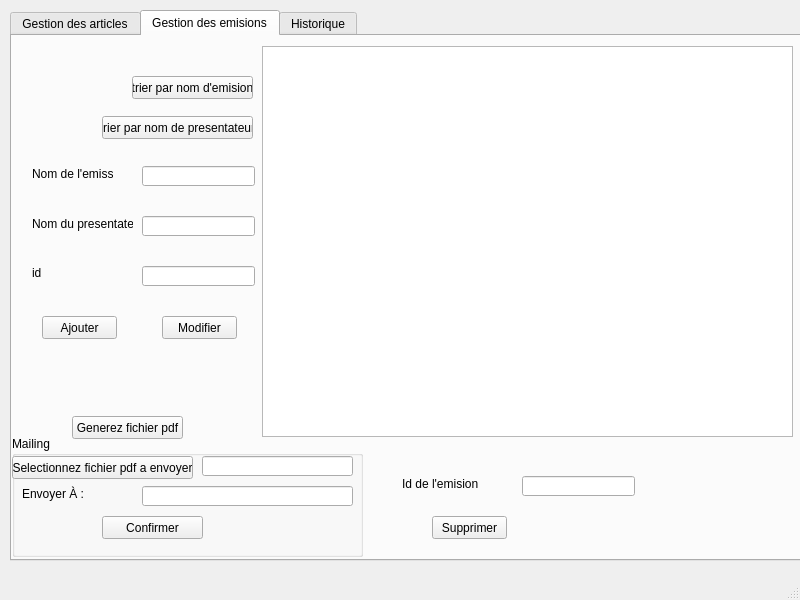
This is mainwindow.ui in zeinebzarrouk/projet-cpp as Qt 5 draws it before an edit. The edited form follows.
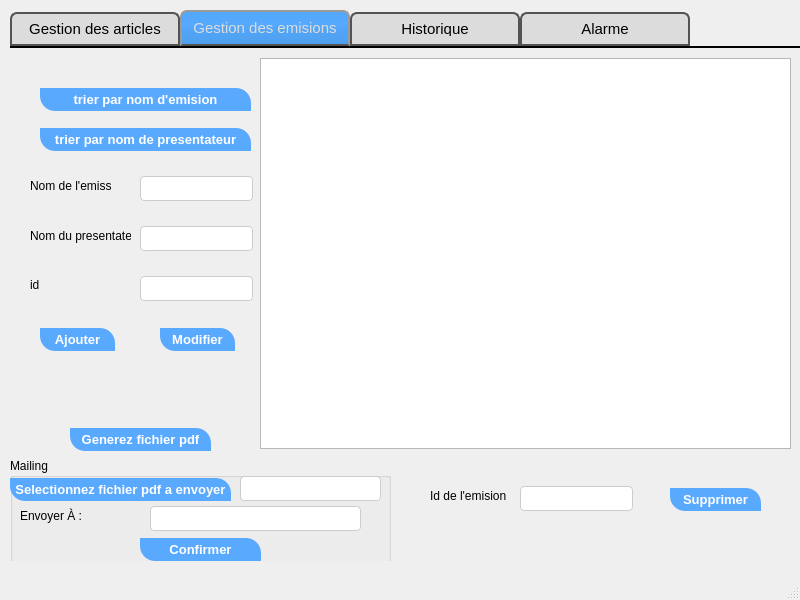
This is the edited form. The open tabs and pages were chosen to show the change.

Commit message: Implémentation de son et d'une alarme et correction de quelque bugs

Patch:
```diff
--- a/mainwindow.ui
+++ b/mainwindow.ui
@@ -13,6 +13,27 @@
   <property name="windowTitle">
    <string>MainWindow</string>
   </property>
+  <property name="styleSheet">
+   <string notr="true">background-color: rgb(255, 255, 210);
+
+QLabel
+{
+font: 13px bold;
+}
+
+QLineEdit {
+  width: 100%;
+ 
+  
+  display: inline-block;
+  border: 1px solid #ccc;
+  border-radius: 4px;
+  box-sizing: border-box;
+}
+
+
+</string>
+  </property>
   <widget class="QWidget" name="centralwidget">
    <widget class="QTabWidget" name="tabWidget">
     <property name="geometry">
@@ -23,6 +44,48 @@
       <height>551</height>
      </rect>
     </property>
+    <property name="styleSheet">
+     <string notr="true">QTabWidget::pane { /* The tab widget frame */
+border-top: 2px solid #000000;
+}
+QTabWidget::tab-bar {
+left: 0px; /* move to the right by 5px */
+}
+/* Style the tab using the tab sub-control. Note that it reads QTabBar not QTabWidget */
+QTabBar::tab {
+background: #dcdcdc;
+border: 2px solid #535353;
+border-bottom-color: #535353; /* same as the pane color */
+border-top-left-radius: 7px;
+border-top-right-radius: 7px;
+min-width: 150px;
+padding: 8px;
+color: #000000;
+font-size:15px;
+font-family:Arial, Helvetica, sans-serif;
+}
+QTabBar::tab:selected, QTabBar::tab:hover {
+background: qlineargradient(x1: 0, y1: 0, x2: 0, y2: 1, stop: 0 #53a7fa, stop: 0.4 #55aaff, stop: 0.5 #52a5f8, stop: 1.0 #4f9fee);
+}
+QTabBar::tab:selected {
+border-color: #9B9B9B;
+border-bottom-color: #535353; /* same as pane color */
+color: #dcdcdc;
+font-size:15px;
+font-family:Arial, Helvetica, sans-serif;
+}
+QTabBar::tab:!selected {
+margin-top: 2px; /* make non-selected tabs look smaller */
+}
+QLineEdit {
+  width: 100%;
+  margin: 8px 0;
+  display: inline-block;
+  border: 1px solid #ccc;
+  border-radius: 4px;
+  box-sizing: border-box;
+}</string>
+    </property>
     <property name="currentIndex">
      <number>0</number>
     </property>
@@ -319,7 +382,7 @@
      <widget class="QLabel" name="label_14">
       <property name="geometry">
        <rect>
-        <x>390</x>
+        <x>420</x>
         <y>440</y>
         <width>81</width>
         <height>16</height>
@@ -332,12 +395,30 @@
      <widget class="QPushButton" name="pushButton_4">
       <property name="geometry">
        <rect>
-        <x>420</x>
-        <y>480</y>
-        <width>75</width>
+        <x>660</x>
+        <y>440</y>
+        <width>91</width>
         <height>23</height>
        </rect>
       </property>
+      <property name="styleSheet">
+       <string notr="true">QPushButton
+{
+	
+	
+	
+	background-color: rgb(89, 169, 255);
+	color: #fff;
+	font-size: 13px;
+	font-weight: bold;
+	border-top-right-radius: 15px;
+	border-top-left-radius: 0px;
+	border-bottom-right-radius: 0px;
+	border-bottom-left-radius: 15px;
+	/*padding: 10px;*/
+
+}</string>
+      </property>
       <property name="text">
        <string>Supprimer</string>
       </property>
@@ -359,9 +440,9 @@
       <property name="geometry">
        <rect>
         <x>130</x>
-        <y>180</y>
+        <y>170</y>
         <width>113</width>
-        <height>20</height>
+        <height>41</height>
        </rect>
       </property>
      </widget>
@@ -369,9 +450,9 @@
       <property name="geometry">
        <rect>
         <x>510</x>
-        <y>440</y>
+        <y>430</y>
         <width>113</width>
-        <height>20</height>
+        <height>41</height>
        </rect>
       </property>
      </widget>
@@ -379,9 +460,9 @@
       <property name="geometry">
        <rect>
         <x>130</x>
-        <y>130</y>
+        <y>120</y>
         <width>113</width>
-        <height>20</height>
+        <height>41</height>
        </rect>
       </property>
      </widget>
@@ -394,6 +475,24 @@
         <height>23</height>
        </rect>
       </property>
+      <property name="styleSheet">
+       <string notr="true">QPushButton
+{
+	
+	
+	
+	background-color: rgb(89, 169, 255);
+	color: #fff;
+	font-size: 13px;
+	font-weight: bold;
+	border-top-right-radius: 15px;
+	border-top-left-radius: 0px;
+	border-bottom-right-radius: 0px;
+	border-bottom-left-radius: 15px;
+	/*padding: 10px;*/
+
+}</string>
+      </property>
       <property name="text">
        <string>Ajouter</string>
       </property>
@@ -407,6 +506,24 @@
         <height>23</height>
        </rect>
       </property>
+      <property name="styleSheet">
+       <string notr="true">QPushButton
+{
+	
+	
+	
+	background-color: rgb(89, 169, 255);
+	color: #fff;
+	font-size: 13px;
+	font-weight: bold;
+	border-top-right-radius: 15px;
+	border-top-left-radius: 0px;
+	border-bottom-right-radius: 0px;
+	border-bottom-left-radius: 15px;
+	/*padding: 10px;*/
+
+}</string>
+      </property>
       <property name="text">
        <string>Modifier</string>
       </property>
@@ -451,21 +568,39 @@
       <property name="geometry">
        <rect>
         <x>130</x>
-        <y>230</y>
+        <y>220</y>
         <width>113</width>
-        <height>20</height>
+        <height>41</height>
        </rect>
       </property>
      </widget>
      <widget class="QPushButton" name="pushButton_8">
       <property name="geometry">
        <rect>
-        <x>120</x>
+        <x>30</x>
         <y>40</y>
-        <width>121</width>
+        <width>211</width>
         <height>23</height>
        </rect>
       </property>
+      <property name="styleSheet">
+       <string notr="true">QPushButton
+{
+	
+	
+	
+	background-color: rgb(89, 169, 255);
+	color: #fff;
+	font-size: 13px;
+	font-weight: bold;
+	border-top-right-radius: 15px;
+	border-top-left-radius: 0px;
+	border-bottom-right-radius: 0px;
+	border-bottom-left-radius: 15px;
+	/*padding: 10px;*/
+
+}</string>
+      </property>
       <property name="text">
        <string>trier par nom d'emision</string>
       </property>
@@ -473,12 +608,30 @@
      <widget class="QPushButton" name="pushButton_12">
       <property name="geometry">
        <rect>
-        <x>90</x>
+        <x>30</x>
         <y>80</y>
-        <width>151</width>
+        <width>211</width>
         <height>23</height>
        </rect>
       </property>
+      <property name="styleSheet">
+       <string notr="true">QPushButton
+{
+	
+	
+	
+	background-color: rgb(89, 169, 255);
+	color: #fff;
+	font-size: 13px;
+	font-weight: bold;
+	border-top-right-radius: 15px;
+	border-top-left-radius: 0px;
+	border-bottom-right-radius: 0px;
+	border-bottom-left-radius: 15px;
+	/*padding: 10px;*/
+
+}</string>
+      </property>
       <property name="text">
        <string>trier par nom de presentateur</string>
       </property>
@@ -487,9 +640,9 @@
       <property name="geometry">
        <rect>
         <x>0</x>
-        <y>400</y>
-        <width>351</width>
-        <height>121</height>
+        <y>410</y>
+        <width>381</width>
+        <height>111</height>
        </rect>
       </property>
       <property name="title">
@@ -498,10 +651,10 @@
       <widget class="QLineEdit" name="lineEdit_type_8">
        <property name="geometry">
         <rect>
-         <x>190</x>
-         <y>20</y>
-         <width>151</width>
-         <height>20</height>
+         <x>230</x>
+         <y>10</y>
+         <width>141</width>
+         <height>41</height>
         </rect>
        </property>
        <property name="readOnly">
@@ -511,22 +664,40 @@
       <widget class="QLineEdit" name="lineEdit_type_9">
        <property name="geometry">
         <rect>
-         <x>130</x>
-         <y>50</y>
+         <x>140</x>
+         <y>40</y>
          <width>211</width>
-         <height>20</height>
+         <height>41</height>
         </rect>
        </property>
       </widget>
       <widget class="QPushButton" name="pushButton_20">
        <property name="geometry">
         <rect>
-         <x>90</x>
+         <x>130</x>
          <y>80</y>
-         <width>101</width>
+         <width>121</width>
          <height>23</height>
         </rect>
        </property>
+       <property name="styleSheet">
+        <string notr="true">QPushButton
+{
+	
+	
+	
+	background-color: rgb(89, 169, 255);
+	color: #fff;
+	font-size: 13px;
+	font-weight: bold;
+	border-top-right-radius: 15px;
+	border-top-left-radius: 0px;
+	border-bottom-right-radius: 0px;
+	border-bottom-left-radius: 15px;
+	/*padding: 10px;*/
+
+}</string>
+       </property>
        <property name="text">
         <string>Confirmer</string>
        </property>
@@ -536,10 +707,28 @@
         <rect>
          <x>0</x>
          <y>20</y>
-         <width>181</width>
+         <width>221</width>
          <height>23</height>
         </rect>
        </property>
+       <property name="styleSheet">
+        <string notr="true">QPushButton
+{
+	
+	
+	
+	background-color: rgb(89, 169, 255);
+	color: #fff;
+	font-size: 13px;
+	font-weight: bold;
+	border-top-right-radius: 15px;
+	border-top-left-radius: 0px;
+	border-bottom-right-radius: 0px;
+	border-bottom-left-radius: 15px;
+	/*padding: 10px;*/
+
+}</string>
+       </property>
        <property name="text">
         <string>Selectionnez fichier pdf a envoyer</string>
        </property>
@@ -563,10 +752,28 @@
        <rect>
         <x>60</x>
         <y>380</y>
-        <width>111</width>
+        <width>141</width>
         <height>23</height>
        </rect>
       </property>
+      <property name="styleSheet">
+       <string notr="true">QPushButton
+{
+	
+	
+	
+	background-color: rgb(89, 169, 255);
+	color: #fff;
+	font-size: 13px;
+	font-weight: bold;
+	border-top-right-radius: 15px;
+	border-top-left-radius: 0px;
+	border-bottom-right-radius: 0px;
+	border-bottom-left-radius: 15px;
+	/*padding: 10px;*/
+
+}</string>
+      </property>
       <property name="text">
        <string>Generez fichier pdf</string>
       </property>
@@ -613,6 +820,194 @@
       </property>
      </widget>
     </widget>
+    <widget class="QWidget" name="tab_4">
+     <attribute name="title">
+      <string>Alarme</string>
+     </attribute>
+     <widget class="QTableView" name="Tab_alarme">
+      <property name="geometry">
+       <rect>
+        <x>260</x>
+        <y>20</y>
+        <width>521</width>
+        <height>381</height>
+       </rect>
+      </property>
+      <attribute name="horizontalHeaderMinimumSectionSize">
+       <number>39</number>
+      </attribute>
+     </widget>
+     <widget class="QTimeEdit" name="timeEdit">
+      <property name="geometry">
+       <rect>
+        <x>130</x>
+        <y>130</y>
+        <width>118</width>
+        <height>23</height>
+       </rect>
+      </property>
+      <property name="displayFormat">
+       <string>h:mm </string>
+      </property>
+     </widget>
+     <widget class="QDateEdit" name="dateEdit">
+      <property name="geometry">
+       <rect>
+        <x>130</x>
+        <y>180</y>
+        <width>110</width>
+        <height>23</height>
+       </rect>
+      </property>
+      <property name="dateTime">
+       <datetime>
+        <hour>0</hour>
+        <minute>0</minute>
+        <second>0</second>
+        <year>2000</year>
+        <month>1</month>
+        <day>1</day>
+       </datetime>
+      </property>
+      <property name="calendarPopup">
+       <bool>false</bool>
+      </property>
+     </widget>
+     <widget class="QLineEdit" name="lineEdit">
+      <property name="geometry">
+       <rect>
+        <x>130</x>
+        <y>220</y>
+        <width>113</width>
+        <height>41</height>
+       </rect>
+      </property>
+     </widget>
+     <widget class="QLabel" name="label">
+      <property name="geometry">
+       <rect>
+        <x>30</x>
+        <y>130</y>
+        <width>59</width>
+        <height>17</height>
+       </rect>
+      </property>
+      <property name="text">
+       <string>Heure</string>
+      </property>
+     </widget>
+     <widget class="QLabel" name="label_2">
+      <property name="geometry">
+       <rect>
+        <x>30</x>
+        <y>180</y>
+        <width>59</width>
+        <height>17</height>
+       </rect>
+      </property>
+      <property name="text">
+       <string>Date</string>
+      </property>
+     </widget>
+     <widget class="QLabel" name="label_3">
+      <property name="geometry">
+       <rect>
+        <x>20</x>
+        <y>230</y>
+        <width>101</width>
+        <height>17</height>
+       </rect>
+      </property>
+      <property name="text">
+       <string>Nom de l'alarme</string>
+      </property>
+     </widget>
+     <widget class="QPushButton" name="pushButton_7">
+      <property name="geometry">
+       <rect>
+        <x>50</x>
+        <y>290</y>
+        <width>141</width>
+        <height>23</height>
+       </rect>
+      </property>
+      <property name="styleSheet">
+       <string notr="true">QPushButton
+{
+	
+	
+	
+	background-color: rgb(89, 169, 255);
+	color: #fff;
+	font-size: 13px;
+	font-weight: bold;
+	border-top-right-radius: 15px;
+	border-top-left-radius: 0px;
+	border-bottom-right-radius: 0px;
+	border-bottom-left-radius: 15px;
+	/*padding: 10px;*/
+
+}</string>
+      </property>
+      <property name="text">
+       <string>Ajouter</string>
+      </property>
+     </widget>
+     <widget class="QLineEdit" name="lineEdit_2">
+      <property name="geometry">
+       <rect>
+        <x>480</x>
+        <y>450</y>
+        <width>113</width>
+        <height>41</height>
+       </rect>
+      </property>
+     </widget>
+     <widget class="QLabel" name="label_4">
+      <property name="geometry">
+       <rect>
+        <x>350</x>
+        <y>460</y>
+        <width>111</width>
+        <height>17</height>
+       </rect>
+      </property>
+      <property name="text">
+       <string>Nom de l'alarme</string>
+      </property>
+     </widget>
+     <widget class="QPushButton" name="pushButton_9">
+      <property name="geometry">
+       <rect>
+        <x>630</x>
+        <y>460</y>
+        <width>131</width>
+        <height>23</height>
+       </rect>
+      </property>
+      <property name="styleSheet">
+       <string notr="true">QPushButton
+{
+	
+	
+	
+	background-color: rgb(89, 169, 255);
+	color: #fff;
+	font-size: 13px;
+	font-weight: bold;
+	border-top-right-radius: 15px;
+	border-top-left-radius: 0px;
+	border-bottom-right-radius: 0px;
+	border-bottom-left-radius: 15px;
+	/*padding: 10px;*/
+
+}</string>
+      </property>
+      <property name="text">
+       <string>Supprimer</string>
+      </property>
+     </widget>
+    </widget>
    </widget>
   </widget>
   <widget class="QMenuBar" name="menubar">
```
Left out of the diff: 238 changed lines with no effect on the pictures. The commit also changes 20 other files.
